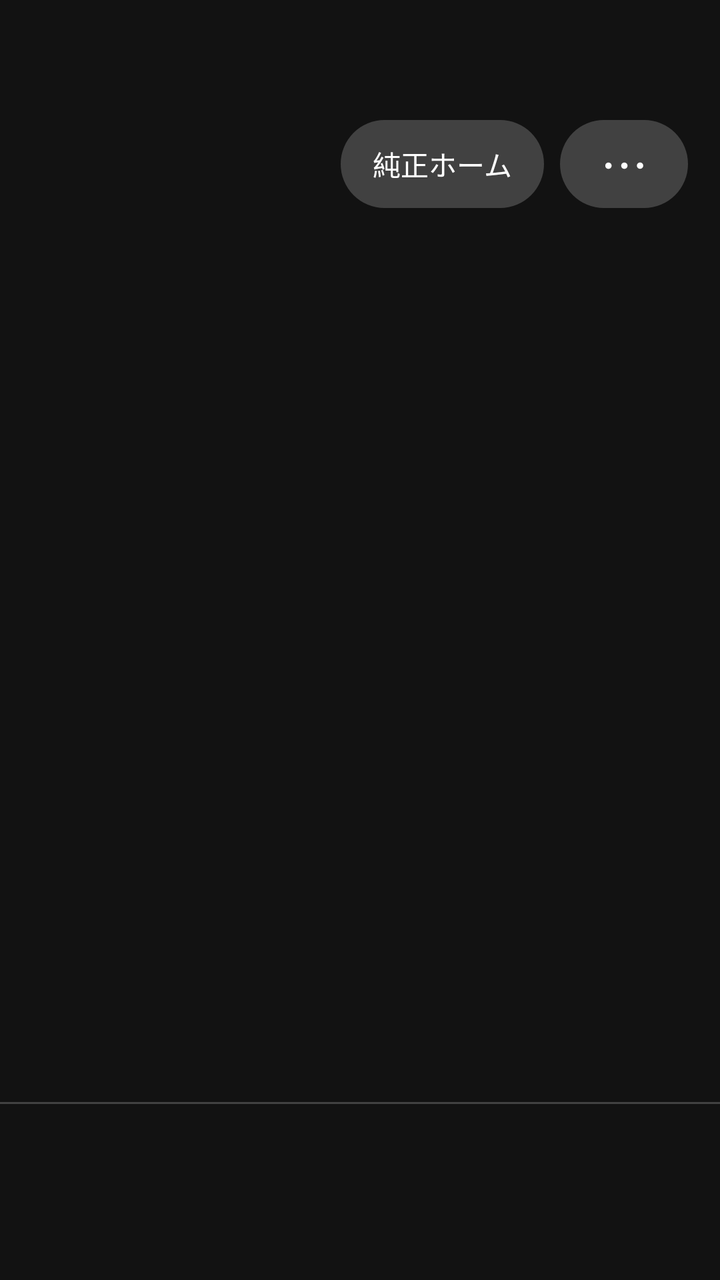
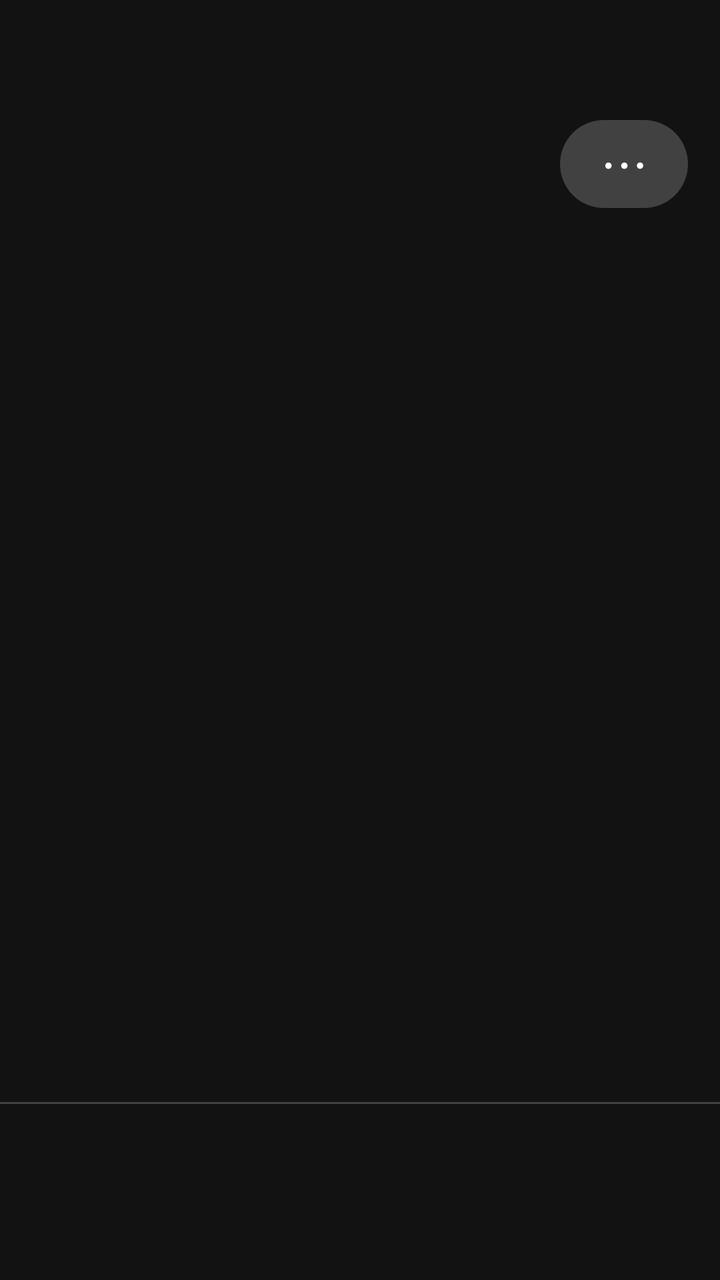

Screens rendered from an Android XML layout before and after an edit, with the pre-edit source and the edit as a unified diff.
<!-- AndroidManifest.xml: activity theme Theme.PRA106Launcher -->
<!-- res/layout/activity_main.xml -->
<?xml version="1.0" encoding="utf-8"?>
<FrameLayout xmlns:android="http://schemas.android.com/apk/res/android"
    android:layout_width="match_parent"
    android:layout_height="match_parent"
    android:background="#121212">

    <LinearLayout
        android:layout_width="match_parent"
        android:layout_height="match_parent"
        android:orientation="vertical">

        <androidx.recyclerview.widget.RecyclerView
            android:id="@+id/appGrid"
            android:layout_width="match_parent"
            android:layout_height="0dp"
            android:layout_weight="1"
            android:clipToPadding="false"
            android:paddingTop="100dp"
            android:paddingBottom="8dp"
            android:paddingStart="12dp"
            android:paddingEnd="12dp" />

        <TextView
            android:id="@+id/permissionBanner"
            android:layout_width="match_parent"
            android:layout_height="wrap_content"
            android:background="#CC000000"
            android:textColor="#FFFFFF"
            android:padding="16dp"
            android:textSize="14sp"
            android:visibility="gone"
            android:text="@string/grant_overlay_permission" />

        <View
            android:id="@+id/dockDivider"
            android:layout_width="match_parent"
            android:layout_height="1dp"
            android:background="#33FFFFFF" />

        <androidx.recyclerview.widget.RecyclerView
            android:id="@+id/dockList"
            android:layout_width="match_parent"
            android:layout_height="88dp"
            android:clipToPadding="false"
            android:paddingStart="12dp"
            android:paddingEnd="12dp" />
    </LinearLayout>

    <TextView
        android:id="@+id/settingsButton"
        android:layout_width="64dp"
        android:layout_height="44dp"
        android:layout_gravity="top|end"
        android:layout_marginTop="60dp"
        android:layout_marginEnd="16dp"
        android:background="@drawable/home_btn_bg"
        android:clickable="true"
        android:focusable="true"
        android:contentDescription="@string/home_settings_desc"
        android:gravity="center"
        android:text="⋯"
        android:textColor="#FFFFFF"
        android:textSize="26sp" />

    <TextView
        android:id="@+id/nativeHomeButton"
        android:layout_width="wrap_content"
        android:layout_height="44dp"
        android:layout_gravity="top|end"
        android:layout_marginTop="60dp"
        android:layout_marginEnd="88dp"
        android:background="@drawable/home_btn_bg"
        android:clickable="true"
        android:focusable="true"
        android:gravity="center"
        android:paddingStart="16dp"
        android:paddingEnd="16dp"
        android:text="@string/home_native_home_btn"
        android:textColor="#FFFFFF"
        android:textSize="14sp" />

    <TextView
        android:id="@+id/reorderBar"
        android:layout_width="match_parent"
        android:layout_height="48dp"
        android:layout_gravity="top"
        android:layout_marginTop="56dp"
        android:background="@drawable/home_reorder_bar_bg"
        android:clickable="true"
        android:focusable="true"
        android:gravity="center"
        android:text="@string/home_reorder_bar"
        android:textColor="#FFFFFF"
        android:textSize="16sp"
        android:visibility="gone" />

</FrameLayout>
<!-- resources referenced by this layout -->
<resources>
  <!-- drawable home_btn_bg (drawable) -->
  <?xml version="1.0" encoding="utf-8"?>
  <shape xmlns:android="http://schemas.android.com/apk/res/android" android:shape="rectangle">
      <solid android:color="#33FFFFFF" />
      <corners android:radius="24dp" />
  </shape>
  <!-- drawable home_reorder_bar_bg (drawable) -->
  <?xml version="1.0" encoding="utf-8"?>
  <shape xmlns:android="http://schemas.android.com/apk/res/android" android:shape="rectangle">
      <solid android:color="#FF1565C0" />
  </shape>
  <string name="grant_overlay_permission">ステータスバー表示のため、他のアプリの上に重ねて表示する権限を許可してください</string>
  <string name="home_native_home_btn">純正ホーム</string>
  <string name="home_reorder_bar">並べ替え中 — 完了</string>
  <string name="home_settings_desc">ホーム設定</string>
  <style name="Theme.PRA106Launcher" parent="Theme.MaterialComponents.NoActionBar">
          <item name="android:colorBackground">#121212</item>
          <item name="android:textColorPrimary">#FFFFFF</item>
          <item name="android:statusBarColor">#121212</item>
      </style>
</resources>

<!-- the commit's change to res/layout/activity_main.xml (unified diff, before → after) -->
@@ -64,6 +64,7 @@
 
     <TextView
         android:id="@+id/nativeHomeButton"
+        android:visibility="gone"
         android:layout_width="wrap_content"
         android:layout_height="44dp"
         android:layout_gravity="top|end"
